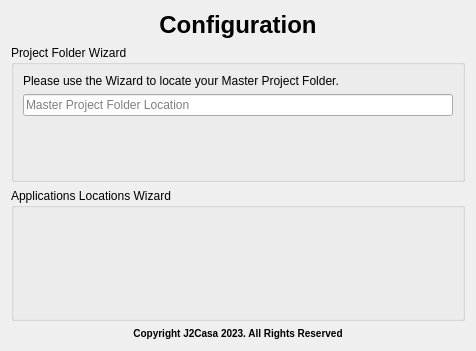
This is tabs/tab2setup.ui in britesc/Projectionist as Qt 5 draws it before an edit. The edited form follows.
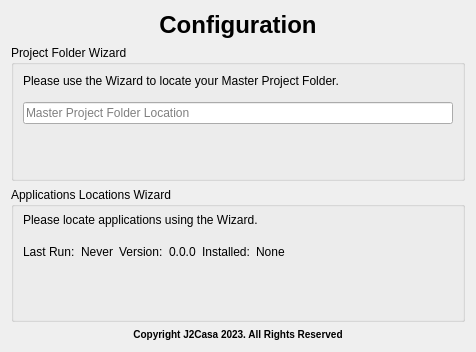
This is the edited form. Icons and pictures are not drawn.

What changed in the file:
```diff
--- a/tabs/tab2setup.ui
+++ b/tabs/tab2setup.ui
@@ -7,7 +7,7 @@
     <x>0</x>
     <y>0</y>
     <width>476</width>
-    <height>351</height>
+    <height>352</height>
    </rect>
   </property>
   <property name="sizePolicy">
@@ -42,7 +42,16 @@
        <property name="title">
         <string>Project Folder Wizard</string>
        </property>
+       <property name="flat">
+        <bool>false</bool>
+       </property>
        <layout class="QVBoxLayout" name="verticalLayout_4">
+        <property name="topMargin">
+         <number>0</number>
+        </property>
+        <property name="bottomMargin">
+         <number>0</number>
+        </property>
         <item>
          <layout class="QVBoxLayout" name="verticalLayoutlabelTextProjectFolder">
           <item>
@@ -50,6 +59,9 @@
             <property name="text">
              <string>Please use the Wizard to locate your Master Project Folder.</string>
             </property>
+            <property name="margin">
+             <number>1</number>
+            </property>
            </widget>
           </item>
          </layout>
@@ -167,6 +179,150 @@
        <property name="title">
         <string>Applications Locations Wizard</string>
        </property>
+       <layout class="QVBoxLayout" name="verticalLayout_2">
+        <property name="topMargin">
+         <number>0</number>
+        </property>
+        <property name="bottomMargin">
+         <number>0</number>
+        </property>
+        <item>
+         <layout class="QVBoxLayout" name="verticalLayoutApplicatiosWizardText">
+          <item>
+           <widget class="QLabel" name="labelTextApplicationsWizard">
+            <property name="text">
+             <string>Please locate applications using the Wizard.</string>
+            </property>
+            <property name="wordWrap">
+             <bool>true</bool>
+            </property>
+            <property name="margin">
+             <number>1</number>
+            </property>
+           </widget>
+          </item>
+         </layout>
+        </item>
+        <item>
+         <layout class="QVBoxLayout" name="verticalLayoutApplicatiosWizardDetails">
+          <item>
+           <layout class="QHBoxLayout" name="horizontalLayout" stretch="0,0,0,0,0,0,0">
+            <item>
+             <widget class="QLabel" name="labelTextLastRun">
+              <property name="text">
+               <string>Last Run:</string>
+              </property>
+             </widget>
+            </item>
+            <item>
+             <widget class="QLabel" name="labelTextLastRunWhen">
+              <property name="text">
+               <string>Never</string>
+              </property>
+              <property name="alignment">
+               <set>Qt::AlignLeading|Qt::AlignLeft|Qt::AlignVCenter</set>
+              </property>
+             </widget>
+            </item>
+            <item>
+             <widget class="QLabel" name="labelTextVersion">
+              <property name="text">
+               <string>Version:</string>
+              </property>
+             </widget>
+            </item>
+            <item>
+             <widget class="QLabel" name="labelTextVersionYAML">
+              <property name="text">
+               <string>0.0.0</string>
+              </property>
+             </widget>
+            </item>
+            <item>
+             <widget class="QLabel" name="labelTextInstalled">
+              <property name="text">
+               <string>Installed:</string>
+              </property>
+             </widget>
+            </item>
+            <item>
+             <widget class="QLabel" name="labelTextInstallledQuantity">
+              <property name="text">
+               <string>None</string>
+              </property>
+             </widget>
+            </item>
+            <item>
+             <spacer name="horizontalSpacerConfigureWizard">
+              <property name="orientation">
+               <enum>Qt::Horizontal</enum>
+              </property>
+              <property name="sizeHint" stdset="0">
+               <size>
+                <width>40</width>
+                <height>20</height>
+               </size>
+              </property>
+             </spacer>
+            </item>
+           </layout>
+          </item>
+         </layout>
+        </item>
+        <item>
+         <layout class="QVBoxLayout" name="verticalLayoutButtonsApplications">
+          <item>
+           <layout class="QHBoxLayout" name="horizontalLayoutButtonsApplications">
+            <item>
+             <spacer name="horizontalSpacerApplications">
+              <property name="orientation">
+               <enum>Qt::Horizontal</enum>
+              </property>
+              <property name="sizeHint" stdset="0">
+               <size>
+                <width>40</width>
+                <height>20</height>
+               </size>
+              </property>
+             </spacer>
+            </item>
+            <item>
+             <widget class="QPushButton" name="pushButtonWizardApplications">
+              <property name="minimumSize">
+               <size>
+                <width>48</width>
+                <height>48</height>
+               </size>
+              </property>
+              <property name="maximumSize">
+               <size>
+                <width>48</width>
+                <height>48</height>
+               </size>
+              </property>
+              <property name="text">
+               <string/>
+              </property>
+              <property name="icon">
+               <iconset resource="../resources/buttons/buttonsGlassRound.qrc">
+                <normaloff>:/glassRound/glassButtonWizard.png</normaloff>:/glassRound/glassButtonWizard.png</iconset>
+              </property>
+              <property name="iconSize">
+               <size>
+                <width>48</width>
+                <height>48</height>
+               </size>
+              </property>
+              <property name="flat">
+               <bool>true</bool>
+              </property>
+             </widget>
+            </item>
+           </layout>
+          </item>
+         </layout>
+        </item>
+       </layout>
       </widget>
      </item>
     </layout>
```
Left out of the diff: 2 changed lines with no effect on the pictures.
